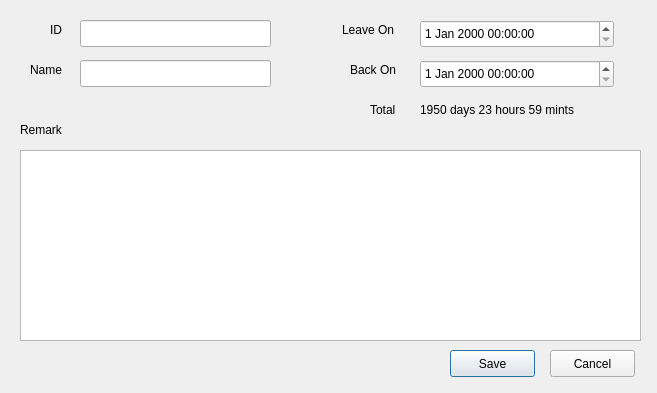
Old version of the form edit.ui in the repository Weemy96/slms.
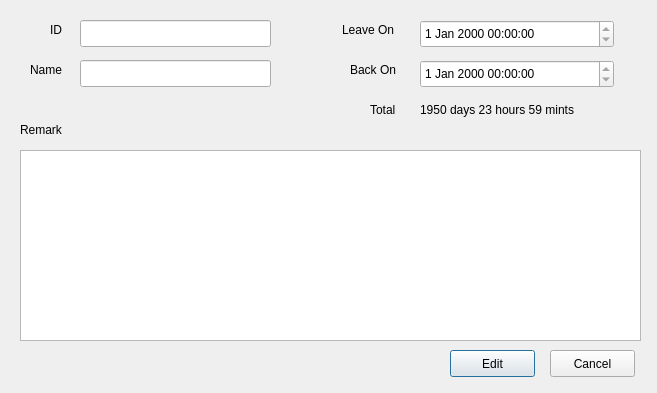
New version of the form.

What changed in the file:
```diff
--- a/edit.ui
+++ b/edit.ui
@@ -74,6 +74,9 @@
      <height>28</height>
     </rect>
    </property>
+   <property name="readOnly">
+    <bool>true</bool>
+   </property>
   </widget>
   <widget class="QDateTimeEdit" name="date_time_back_ediit">
    <property name="geometry">
@@ -84,6 +87,9 @@
      <height>28</height>
     </rect>
    </property>
+   <property name="readOnly">
+    <bool>true</bool>
+   </property>
   </widget>
   <widget class="QLineEdit" name="txt_id_edit">
    <property name="geometry">
@@ -164,7 +170,7 @@
     </rect>
    </property>
    <property name="text">
-    <string>Save</string>
+    <string>Edit</string>
    </property>
   </widget>
   <widget class="QPushButton" name="btn_cancel_edit">
```
Left out of the diff: 11 changed lines with no effect on the pictures.
